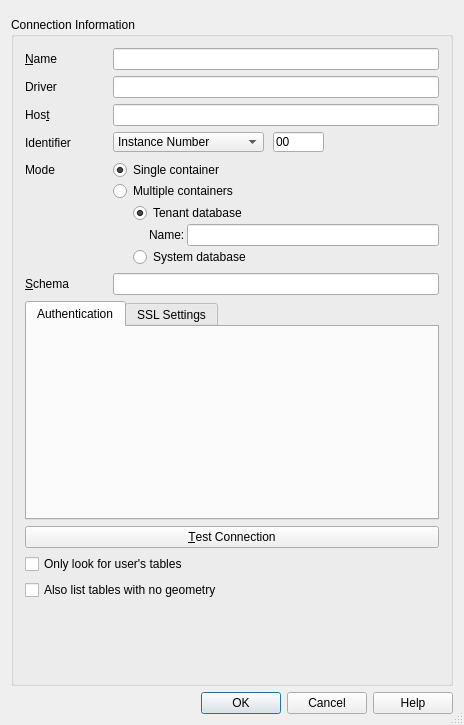
First picture: the form in src/ui/qgshananewconnectionbase.ui, repository carsmie/QGIS, before the edit.
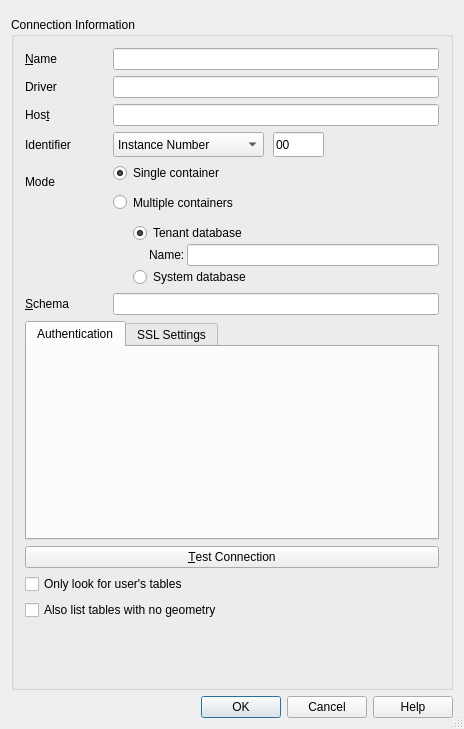
Second picture: the form after the edit. Custom widgets are drawn as their Qt base class.

Commit message: Fix UI issues in HANA provider

What changed in the file:
```diff
--- a/src/ui/qgshananewconnectionbase.ui
+++ b/src/ui/qgshananewconnectionbase.ui
@@ -7,7 +7,7 @@
     <x>0</x>
     <y>0</y>
     <width>464</width>
-    <height>725</height>
+    <height>729</height>
    </rect>
   </property>
   <property name="sizePolicy">
@@ -99,13 +99,13 @@
           <property name="minimumSize">
            <size>
             <width>0</width>
-            <height>100</height>
+            <height>124</height>
            </size>
           </property>
           <property name="maximumSize">
            <size>
             <width>16777215</width>
-            <height>16777215</height>
+            <height>124</height>
            </size>
           </property>
           <property name="frameShape">
@@ -361,7 +361,13 @@
           <property name="minimumSize">
            <size>
             <width>0</width>
-            <height>22</height>
+            <height>25</height>
+           </size>
+          </property>
+          <property name="maximumSize">
+           <size>
+            <width>16777215</width>
+            <height>25</height>
            </size>
           </property>
           <property name="frameShadow">
@@ -373,7 +379,7 @@
              <x>0</x>
              <y>0</y>
              <width>151</width>
-             <height>20</height>
+             <height>25</height>
             </rect>
            </property>
            <item>
@@ -393,9 +399,21 @@
              <x>160</x>
              <y>0</y>
              <width>51</width>
-             <height>20</height>
+             <height>25</height>
             </rect>
            </property>
+           <property name="minimumSize">
+            <size>
+             <width>0</width>
+             <height>0</height>
+            </size>
+           </property>
+           <property name="maximumSize">
+            <size>
+             <width>16777215</width>
+             <height>16777215</height>
+            </size>
+           </property>
            <property name="text">
             <string>00</string>
            </property>
```
The commit also changes 2 other files.
